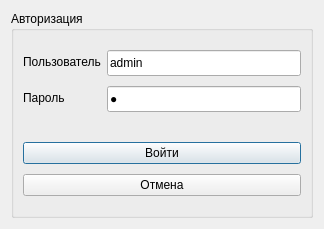
Old version of the form Forms/LoginDialog.ui in the repository kupob/Egomatic_admin.
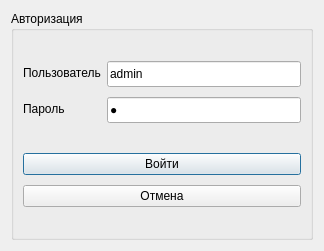
New version of the form.

Patch:
```diff
--- a/Forms/LoginDialog.ui
+++ b/Forms/LoginDialog.ui
@@ -7,7 +7,7 @@
     <x>0</x>
     <y>0</y>
     <width>324</width>
-    <height>219</height>
+    <height>251</height>
    </rect>
   </property>
   <property name="windowTitle">
```
